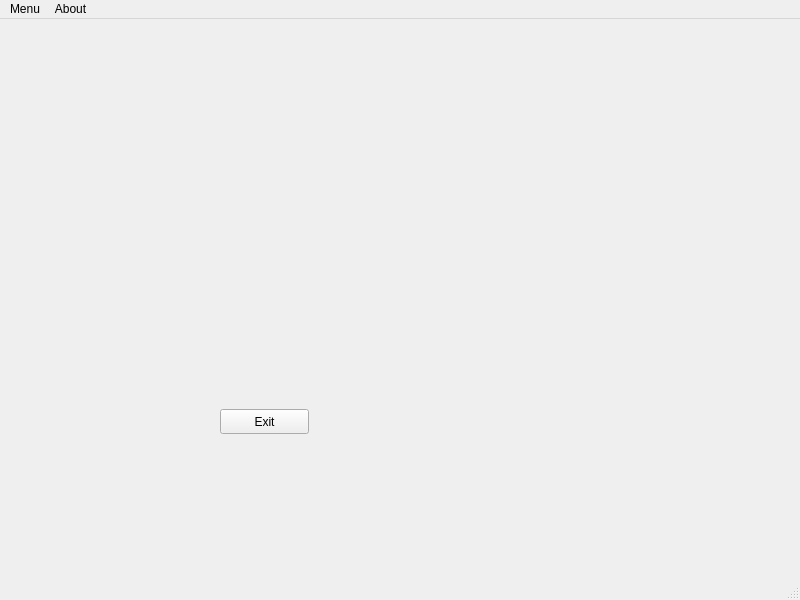
First picture: the form in mainwindow.ui, repository QtHit/test-ajc-2019, before the edit.
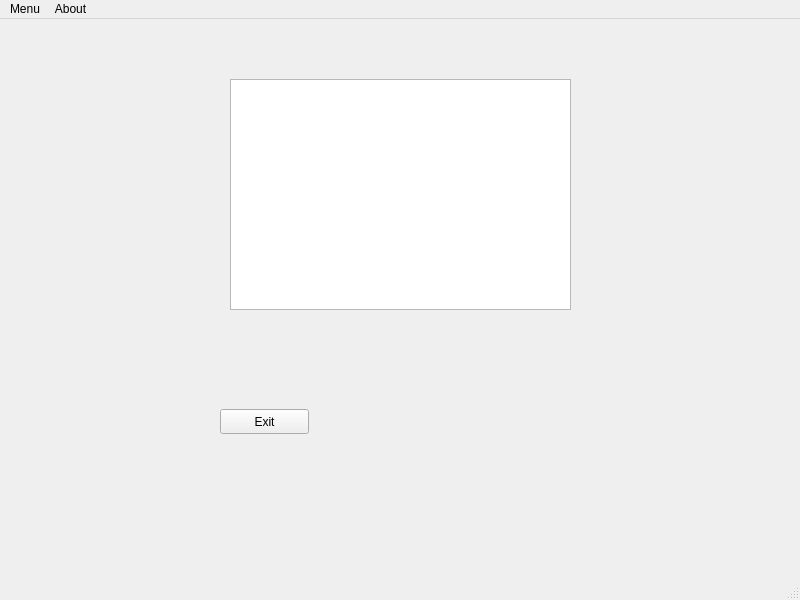
Second picture: the form after the edit.

```diff
--- a/mainwindow.ui
+++ b/mainwindow.ui
@@ -27,6 +27,16 @@
      <string>Exit</string>
     </property>
    </widget>
+   <widget class="QTextEdit" name="textEdit">
+    <property name="geometry">
+     <rect>
+      <x>230</x>
+      <y>60</y>
+      <width>341</width>
+      <height>231</height>
+     </rect>
+    </property>
+   </widget>
   </widget>
   <widget class="QMenuBar" name="menubar">
    <property name="geometry">
```
